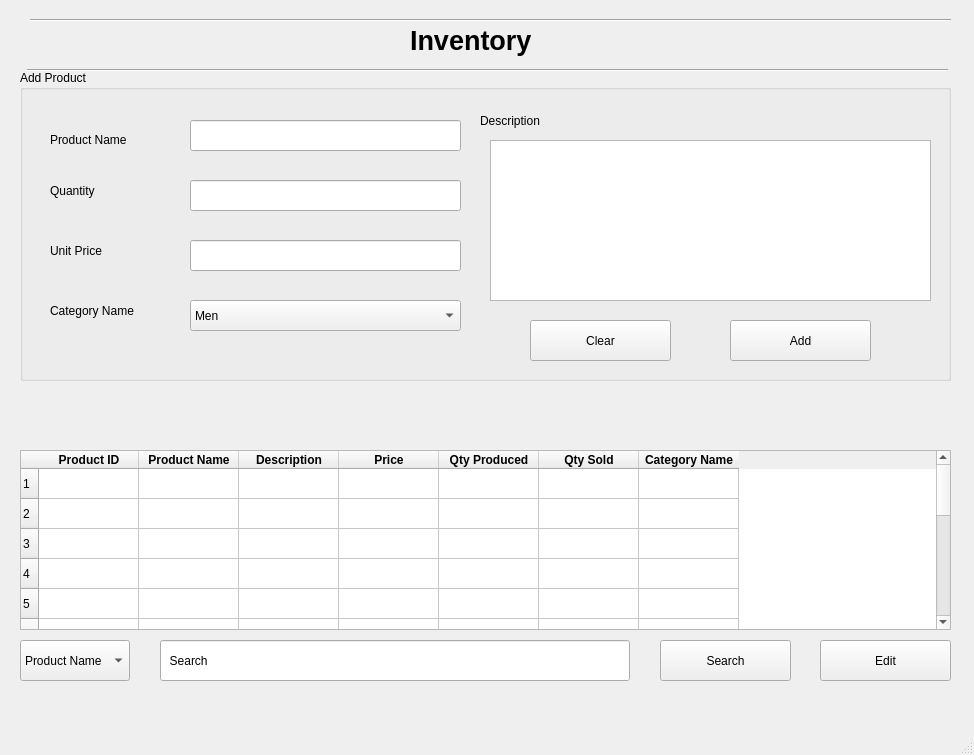
First picture: the form in Screens/Products.ui, repository basil-ali-khan/Inventory-Management-System, before the edit.
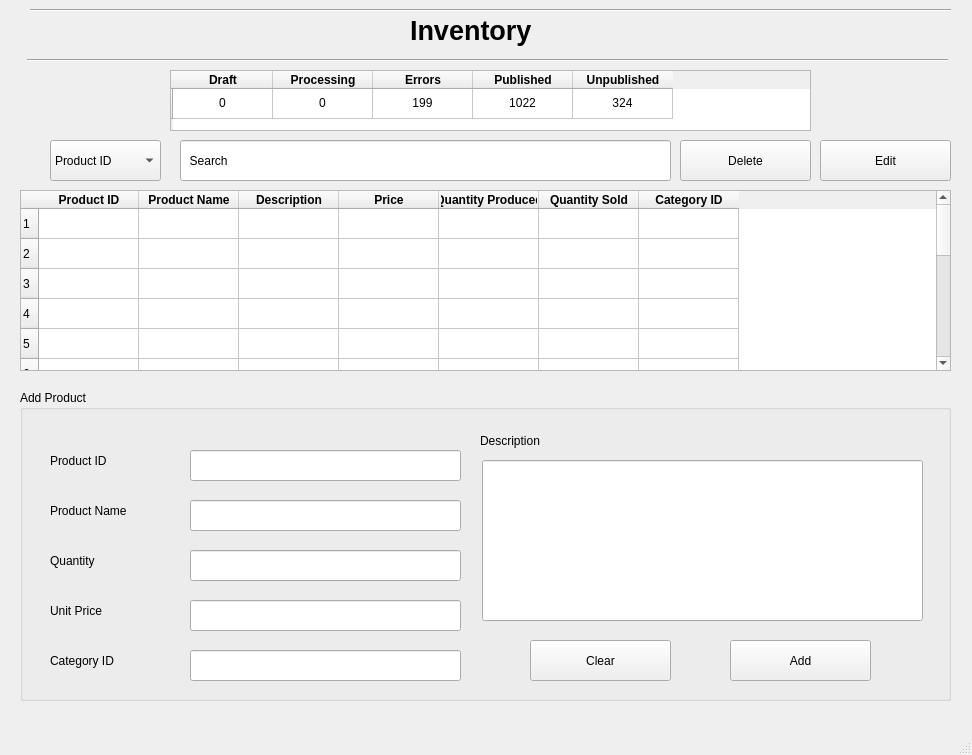
Second picture: the form after the edit.

```diff
--- a/Screens/Products.ui
+++ b/Screens/Products.ui
@@ -6,7 +6,7 @@
    <rect>
     <x>0</x>
     <y>0</y>
-    <width>974</width>
+    <width>972</width>
     <height>755</height>
    </rect>
   </property>
@@ -18,7 +18,7 @@
     <property name="geometry">
      <rect>
       <x>410</x>
-      <y>0</y>
+      <y>-10</y>
       <width>171</width>
       <height>81</height>
      </rect>
@@ -34,29 +34,181 @@
      <string>Inventory</string>
     </property>
    </widget>
-   <widget class="QComboBox" name="searchProductCriteria">
+   <widget class="QTableWidget" name="tableWidget">
     <property name="geometry">
      <rect>
       <x>20</x>
-      <y>640</y>
-      <width>110</width>
-      <height>41</height>
+      <y>190</y>
+      <width>931</width>
+      <height>181</height>
      </rect>
     </property>
-    <item>
+    <row>
+     <property name="text">
+      <string>1</string>
+     </property>
+    </row>
+    <row>
+     <property name="text">
+      <string>2</string>
+     </property>
+    </row>
+    <row>
+     <property name="text">
+      <string>3</string>
+     </property>
+    </row>
+    <row>
+     <property name="text">
+      <string>4</string>
+     </property>
+    </row>
+    <row>
+     <property name="text">
+      <string>5</string>
+     </property>
+    </row>
+    <row>
+     <property name="text">
+      <string>6</string>
+     </property>
+    </row>
+    <row>
+     <property name="text">
+      <string>7</string>
+     </property>
+    </row>
+    <row>
+     <property name="text">
+      <string>8</string>
+     </property>
+    </row>
+    <row>
+     <property name="text">
+      <string>9</string>
+     </property>
+    </row>
+    <row>
+     <property name="text">
+      <string>10</string>
+     </property>
+    </row>
+    <row>
+     <property name="text">
+      <string>11</string>
+     </property>
+    </row>
+    <row>
+     <property name="text">
+      <string>12</string>
+     </property>
+    </row>
+    <row>
+     <property name="text">
+      <string>13</string>
+     </property>
+    </row>
+    <row>
+     <property name="text">
+      <string>14</string>
+     </property>
+    </row>
+    <row>
+     <property name="text">
+      <string>15</string>
+     </property>
+    </row>
+    <column>
+     <property name="text">
+      <string>Product ID</string>
+     </property>
+     <property name="font">
+      <font>
+       <weight>75</weight>
+       <bold>true</bold>
+      </font>
+     </property>
+    </column>
+    <column>
      <property name="text">
       <string>Product Name</string>
      </property>
-    </item>
-    <item>
+     <property name="font">
+      <font>
+       <weight>75</weight>
+       <bold>true</bold>
+      </font>
+     </property>
+    </column>
+    <column>
+     <property name="text">
+      <string>Description</string>
+     </property>
+     <property name="font">
+      <font>
+       <weight>75</weight>
+       <bold>true</bold>
+      </font>
+     </property>
+    </column>
+    <column>
+     <property name="text">
+      <string>Price</string>
+     </property>
+     <property name="font">
+      <font>
+       <weight>75</weight>
+       <bold>true</bold>
+      </font>
+     </property>
+    </column>
+    <column>
      <property name="text">
       <string>Quantity Produced</string>
      </property>
-    </item>
-    <item>
+     <property name="font">
+      <font>
+       <weight>75</weight>
+       <bold>true</bold>
+      </font>
+     </property>
+    </column>
+    <column>
      <property name="text">
       <string>Quantity Sold</string>
      </property>
+     <property name="font">
+      <font>
+       <weight>75</weight>
+       <bold>true</bold>
+      </font>
+     </property>
+    </column>
+    <column>
+     <property name="text">
+      <string>Category ID</string>
+     </property>
+     <property name="font">
+      <font>
+       <weight>75</weight>
+       <bold>true</bold>
+      </font>
+     </property>
+    </column>
+   </widget>
+   <widget class="QComboBox" name="comboBox">
+    <property name="geometry">
+     <rect>
+      <x>50</x>
+      <y>140</y>
+      <width>111</width>
+      <height>41</height>
+     </rect>
+    </property>
+    <item>
+     <property name="text">
+      <string>Product ID</string>
+     </property>
     </item>
     <item>
      <property name="text">
@@ -77,9 +229,9 @@
    <widget class="QLineEdit" name="searchProductValue">
     <property name="geometry">
      <rect>
-      <x>160</x>
-      <y>640</y>
-      <width>470</width>
+      <x>180</x>
+      <y>140</y>
+      <width>491</width>
       <height>41</height>
      </rect>
     </property>
@@ -87,11 +239,121 @@
      <string>  Search</string>
     </property>
    </widget>
-   <widget class="QPushButton" name="editProductButton">
+   <widget class="QTableWidget" name="tableWidget_2">
+    <property name="geometry">
+     <rect>
+      <x>170</x>
+      <y>70</y>
+      <width>641</width>
+      <height>61</height>
+     </rect>
+    </property>
+    <row>
+     <property name="text">
+      <string/>
+     </property>
+    </row>
+    <column>
+     <property name="text">
+      <string>Draft</string>
+     </property>
+     <property name="font">
+      <font>
+       <weight>75</weight>
+       <bold>true</bold>
+      </font>
+     </property>
+    </column>
+    <column>
+     <property name="text">
+      <string>Processing</string>
+     </property>
+     <property name="font">
+      <font>
+       <weight>75</weight>
+       <bold>true</bold>
+      </font>
+     </property>
+    </column>
+    <column>
+     <property name="text">
+      <string>Errors</string>
+     </property>
+     <property name="font">
+      <font>
+       <weight>75</weight>
+       <bold>true</bold>
+      </font>
+     </property>
+    </column>
+    <column>
+     <property name="text">
+      <string>Published</string>
+     </property>
+     <property name="font">
+      <font>
+       <weight>75</weight>
+       <bold>true</bold>
+      </font>
+     </property>
+    </column>
+    <column>
+     <property name="text">
+      <string>Unpublished</string>
+     </property>
+     <property name="font">
+      <font>
+       <weight>75</weight>
+       <bold>true</bold>
+      </font>
+     </property>
+    </column>
+    <item row="0" column="0">
+     <property name="text">
+      <string>0</string>
+     </property>
+     <property name="textAlignment">
+      <set>AlignCenter</set>
+     </property>
+    </item>
+    <item row="0" column="1">
+     <property name="text">
+      <string>0</string>
+     </property>
+     <property name="textAlignment">
+      <set>AlignCenter</set>
+     </property>
+    </item>
+    <item row="0" column="2">
+     <property name="text">
+      <string>199</string>
+     </property>
+     <property name="textAlignment">
+      <set>AlignCenter</set>
+     </property>
+    </item>
+    <item row="0" column="3">
+     <property name="text">
+      <string>1022</string>
+     </property>
+     <property name="textAlignment">
+      <set>AlignCenter</set>
+     </property>
+    </item>
+    <item row="0" column="4">
+     <property name="text">
+      <string>324</string>
+     </property>
+     <property name="textAlignment">
+      <set>AlignCenter</set>
+     </property>
+    </item>
+   </widget>
+   <widget class="QPushButton" name="pushButton_4">
     <property name="geometry">
      <rect>
       <x>820</x>
-      <y>640</y>
+      <y>140</y>
       <width>131</width>
       <height>41</height>
      </rect>
@@ -104,7 +366,7 @@
     <property name="geometry">
      <rect>
       <x>20</x>
-      <y>70</y>
+      <y>390</y>
       <width>931</width>
       <height>311</height>
      </rect>
@@ -112,11 +374,69 @@
     <property name="title">
      <string>Add Product</string>
     </property>
+    <widget class="QLabel" name="label_4">
+     <property name="geometry">
+      <rect>
+       <x>30</x>
+       <y>60</y>
+       <width>81</width>
+       <height>21</height>
+      </rect>
+     </property>
+     <property name="text">
+      <string>Product ID</string>
+     </property>
+    </widget>
+    <widget class="QLabel" name="label_5">
+     <property name="geometry">
+      <rect>
+       <x>30</x>
+       <y>110</y>
+       <width>101</width>
+       <height>21</height>
+      </rect>
+     </property>
+     <property name="text">
+      <string>Product Name</string>
+     </property>
+    </widget>
+    <widget class="QLineEdit" name="lineEdit_4">
+     <property name="geometry">
+      <rect>
+       <x>170</x>
+       <y>60</y>
+       <width>271</width>
+       <height>31</height>
+      </rect>
+     </property>
+     <property name="text">
+      <string/>
+     </property>
+     <property name="readOnly">
+      <bool>true</bool>
+     </property>
+    </widget>
+    <widget class="QLineEdit" name="lineEdit_5">
+     <property name="geometry">
+      <rect>
+       <x>170</x>
+       <y>110</y>
+       <width>271</width>
+       <height>31</height>
+      </rect>
+     </property>
+     <property name="text">
+      <string/>
+     </property>
+     <property name="readOnly">
+      <bool>true</bool>
+     </property>
+    </widget>
     <widget class="QLabel" name="label_6">
      <property name="geometry">
       <rect>
        <x>30</x>
-       <y>110</y>
+       <y>160</y>
        <width>81</width>
        <height>21</height>
       </rect>
@@ -129,7 +449,7 @@
      <property name="geometry">
       <rect>
        <x>30</x>
-       <y>170</y>
+       <y>210</y>
        <width>101</width>
        <height>21</height>
       </rect>
@@ -142,7 +462,7 @@
      <property name="geometry">
       <rect>
        <x>170</x>
-       <y>110</y>
+       <y>160</y>
        <width>271</width>
        <height>31</height>
       </rect>
@@ -158,20 +478,20 @@
      <property name="geometry">
       <rect>
        <x>30</x>
-       <y>230</y>
+       <y>260</y>
        <width>101</width>
        <height>21</height>
       </rect>
      </property>
      <property name="text">
-      <string>Category Name</string>
+      <string>Category ID</string>
      </property>
     </widget>
     <widget class="QLineEdit" name="unitPriceBox">
      <property name="geometry">
       <rect>
        <x>170</x>
-       <y>170</y>
+       <y>210</y>
        <width>271</width>
        <height>31</height>
       </rect>
@@ -183,7 +503,23 @@
       <bool>false</bool>
      </property>
     </widget>
-    <widget class="QPushButton" name="addProductButton">
+    <widget class="QLineEdit" name="lineEdit_9">
+     <property name="geometry">
+      <rect>
+       <x>170</x>
+       <y>260</y>
+       <width>271</width>
+       <height>31</height>
+      </rect>
+     </property>
+     <property name="text">
+      <string/>
+     </property>
+     <property name="readOnly">
+      <bool>false</bool>
+     </property>
+    </widget>
+    <widget class="QPushButton" name="pushButton_2">
      <property name="geometry">
       <rect>
        <x>710</x>
@@ -196,6 +532,22 @@
       <string>Add</string>
      </property>
     </widget>
+    <widget class="QLineEdit" name="lineEdit_6">
+     <property name="geometry">
+      <rect>
+       <x>462</x>
+       <y>70</y>
+       <width>441</width>
+       <height>161</height>
+      </rect>
+     </property>
+     <property name="text">
+      <string/>
+     </property>
+     <property name="readOnly">
+      <bool>true</bool>
+     </property>
+    </widget>
     <widget class="QLabel" name="label_9">
      <property name="geometry">
       <rect>
@@ -222,81 +574,25 @@
       <string>Clear</string>
      </property>
     </widget>
-    <widget class="QLabel" name="label_10">
-     <property name="geometry">
-      <rect>
-       <x>30</x>
-       <y>60</y>
-       <width>101</width>
-       <height>20</height>
-      </rect>
-     </property>
-     <property name="text">
-      <string>Product Name</string>
-     </property>
-    </widget>
-    <widget class="QLineEdit" name="productNameBox">
-     <property name="geometry">
-      <rect>
-       <x>170</x>
-       <y>50</y>
-       <width>271</width>
-       <height>31</height>
-      </rect>
-     </property>
-     <property name="text">
-      <string/>
-     </property>
-     <property name="readOnly">
-      <bool>false</bool>
-     </property>
-    </widget>
-    <widget class="QTextEdit" name="productDescBox">
-     <property name="geometry">
-      <rect>
-       <x>470</x>
-       <y>70</y>
-       <width>441</width>
-       <height>161</height>
-      </rect>
-     </property>
-    </widget>
-    <widget class="QComboBox" name="productCategoryBox">
-     <property name="geometry">
-      <rect>
-       <x>170</x>
-       <y>230</y>
-       <width>271</width>
-       <height>31</height>
-      </rect>
-     </property>
-     <item>
-      <property name="text">
-       <string>Men</string>
-      </property>
-     </item>
-     <item>
-      <property name="text">
-       <string>Women</string>
-      </property>
-     </item>
-     <item>
-      <property name="text">
-       <string>Boys</string>
-      </property>
-     </item>
-     <item>
-      <property name="text">
-       <string>Girls</string>
-      </property>
-     </item>
-    </widget>
+   </widget>
+   <widget class="QPushButton" name="pushButton_5">
+    <property name="geometry">
+     <rect>
+      <x>680</x>
+      <y>140</y>
+      <width>131</width>
+      <height>41</height>
+     </rect>
+    </property>
+    <property name="text">
+     <string>Delete</string>
+    </property>
    </widget>
    <widget class="Line" name="line">
     <property name="geometry">
      <rect>
       <x>27</x>
-      <y>60</y>
+      <y>50</y>
       <width>921</width>
       <height>20</height>
      </rect>
@@ -309,7 +605,7 @@
     <property name="geometry">
      <rect>
       <x>30</x>
-      <y>10</y>
+      <y>0</y>
       <width>921</width>
       <height>20</height>
      </rect>
@@ -318,181 +614,6 @@
      <enum>Qt::Horizontal</enum>
     </property>
    </widget>
-   <widget class="QPushButton" name="searchProductButton">
-    <property name="geometry">
-     <rect>
-      <x>660</x>
-      <y>640</y>
-      <width>131</width>
-      <height>41</height>
-     </rect>
-    </property>
-    <property name="text">
-     <string>Search</string>
-    </property>
-   </widget>
-   <widget class="QTableWidget" name="productTable">
-    <property name="geometry">
-     <rect>
-      <x>20</x>
-      <y>450</y>
-      <width>931</width>
-      <height>180</height>
-     </rect>
-    </property>
-    <row>
-     <property name="text">
-      <string>1</string>
-     </property>
-    </row>
-    <row>
-     <property name="text">
-      <string>2</string>
-     </property>
-    </row>
-    <row>
-     <property name="text">
-      <string>3</string>
-     </property>
-    </row>
-    <row>
-     <property name="text">
-      <string>4</string>
-     </property>
-    </row>
-    <row>
-     <property name="text">
-      <string>5</string>
-     </property>
-    </row>
-    <row>
-     <property name="text">
-      <string>6</string>
-     </property>
-    </row>
-    <row>
-     <property name="text">
-      <string>7</string>
-     </property>
-    </row>
-    <row>
-     <property name="text">
-      <string>8</string>
-     </property>
-    </row>
-    <row>
-     <property name="text">
-      <string>9</string>
-     </property>
-    </row>
-    <row>
-     <property name="text">
-      <string>10</string>
-     </property>
-    </row>
-    <row>
-     <property name="text">
-      <string>11</string>
-     </property>
-    </row>
-    <row>
-     <property name="text">
-      <string>12</string>
-     </property>
-    </row>
-    <row>
-     <property name="text">
-      <string>13</string>
-     </property>
-    </row>
-    <row>
-     <property name="text">
-      <string>14</string>
-     </property>
-    </row>
-    <row>
-     <property name="text">
-      <string>15</string>
-     </property>
-    </row>
-    <column>
-     <property name="text">
-      <string>Product ID</string>
-     </property>
-     <property name="font">
-      <font>
-       <weight>75</weight>
-       <bold>true</bold>
-      </font>
-     </property>
-    </column>
-    <column>
-     <property name="text">
-      <string>Product Name</string>
-     </property>
-     <property name="font">
-      <font>
-       <weight>75</weight>
-       <bold>true</bold>
-      </font>
-     </property>
-    </column>
-    <column>
-     <property name="text">
-      <string>Description</string>
-     </property>
-     <property name="font">
-      <font>
-       <weight>75</weight>
-       <bold>true</bold>
-      </font>
-     </property>
-    </column>
-    <column>
-     <property name="text">
-      <string>Price</string>
-     </property>
-     <property name="font">
-      <font>
-       <weight>75</weight>
-       <bold>true</bold>
-      </font>
-     </property>
-    </column>
-    <column>
-     <property name="text">
-      <string>Qty Produced</string>
-     </property>
-     <property name="font">
-      <font>
-       <weight>75</weight>
-       <bold>true</bold>
-      </font>
-     </property>
-    </column>
-    <column>
-     <property name="text">
-      <string>Qty Sold</string>
-     </property>
-     <property name="font">
-      <font>
-       <weight>75</weight>
-       <bold>true</bold>
-      </font>
-     </property>
-    </column>
-    <column>
-     <property name="text">
-      <string>Category Name</string>
-     </property>
-     <property name="font">
-      <font>
-       <weight>75</weight>
-       <bold>true</bold>
-      </font>
-     </property>
-    </column>
-   </widget>
   </widget>
   <widget class="QMenuBar" name="menubar">
    <property name="geometry">
```
Left out of the diff: 19 changed lines with no effect on the pictures.
